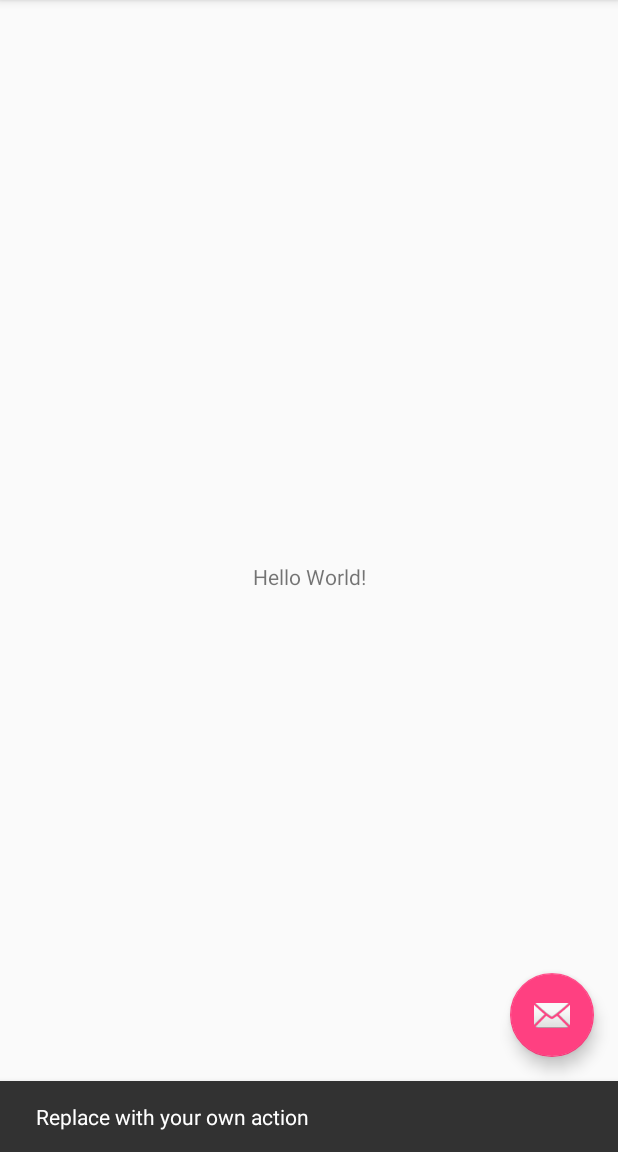
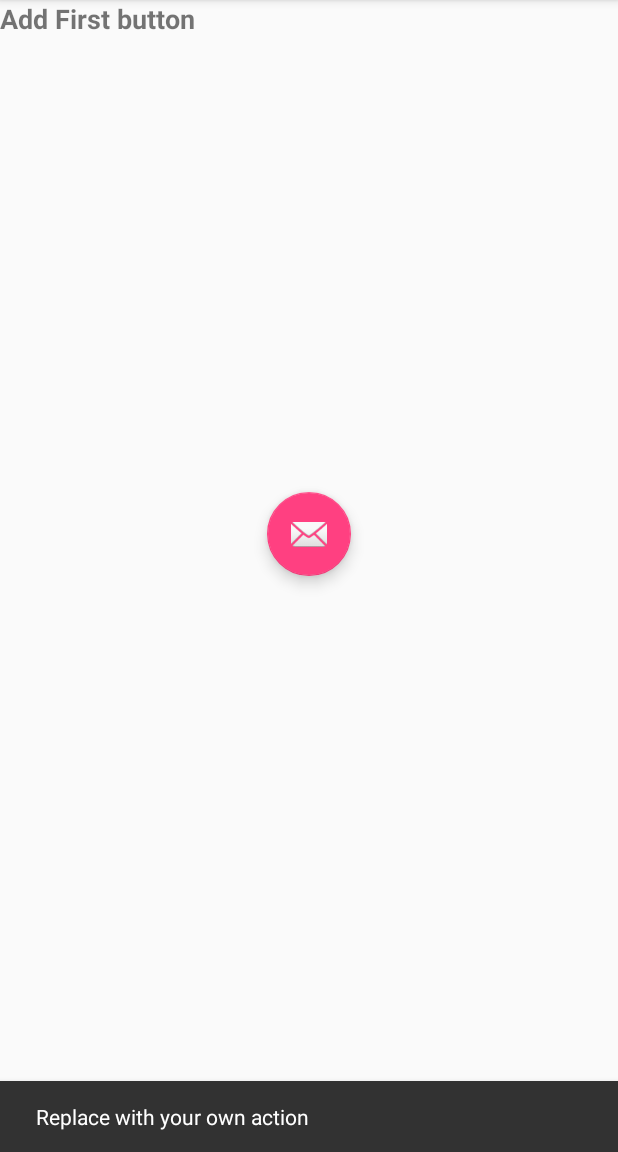
Before and after one commit to FazioD/MyGroceryList, an Android app: the screen it shows after launch (MainActivity), after a tap on an icon or button, on a phone screen of 412 x 824 dp, the part 84-1236 px from its top. Run offline under Robolectric (Android 15) with nearby library versions, the phone set to English and light mode, and no system bars.

Commit message:
added new textView, popup.xml file, and button with some stylization

```diff
--- a/app/build.gradle
+++ b/app/build.gradle
@@ -26,4 +26,5 @@ dependencies {
     testImplementation 'junit:junit:4.12'
     androidTestImplementation 'com.android.support.test:runner:1.0.2'
     androidTestImplementation 'com.android.support.test.espresso:espresso-core:3.0.2'
+    implementation 'com.android.support:cardview-v7:27.1.1'
 }
--- a/app/src/main/AndroidManifest.xml
+++ b/app/src/main/AndroidManifest.xml
@@ -10,7 +10,7 @@
         android:supportsRtl="true"
         android:theme="@style/AppTheme">
         <activity
-            android:name=".MainActivity"
+            android:name=".Activities.MainActivity"
             android:label="@string/app_name"
             android:theme="@style/AppTheme.NoActionBar">
             <intent-filter>
--- a/app/src/main/java/com/example/david_android/mygrocerylist/mygrocerylist/MainActivity.java
+++ b/app/src/main/java/com/example/david_android/mygrocerylist/mygrocerylist/Activities/MainActivity.java
@@ -1,4 +1,4 @@
-package com.example.david_android.mygrocerylist.mygrocerylist;
+package com.example.david_android.mygrocerylist.mygrocerylist.Activities;
 
 import android.os.Bundle;
 import android.support.design.widget.FloatingActionButton;
@@ -8,6 +8,8 @@ import android.support.v7.widget.Toolbar;
 import android.view.View;
 import android.view.Menu;
 import android.view.MenuItem;
+
+import com.example.david_android.mygrocerylist.mygrocerylist.R;
 
 public class MainActivity extends AppCompatActivity {
 
--- a/app/src/main/res/layout/activity_main.xml
+++ b/app/src/main/res/layout/activity_main.xml
@@ -4,7 +4,7 @@
     xmlns:tools="http://schemas.android.com/tools"
     android:layout_width="match_parent"
     android:layout_height="match_parent"
-    tools:context=".MainActivity">
+    tools:context=".Activities.MainActivity">
 
     <android.support.design.widget.AppBarLayout
         android:layout_width="match_parent"
@@ -26,8 +26,14 @@
         android:id="@+id/fab"
         android:layout_width="wrap_content"
         android:layout_height="wrap_content"
-        android:layout_gravity="bottom|end"
+        android:layout_gravity="center"
         android:layout_margin="@dimen/fab_margin"
         app:srcCompat="@android:drawable/ic_dialog_email" />
 
+    <TextView
+        android:id="@+id/textView"
+        android:layout_width="match_parent"
+        android:layout_height="wrap_content"
+        android:text="TextView" />
+
 </android.support.design.widget.CoordinatorLayout>
--- a/app/src/main/res/layout/content_main.xml
+++ b/app/src/main/res/layout/content_main.xml
@@ -5,16 +5,16 @@
     android:layout_width="match_parent"
     android:layout_height="match_parent"
     app:layout_behavior="@string/appbar_scrolling_view_behavior"
-    tools:context=".MainActivity"
+    tools:context=".Activities.MainActivity"
     tools:showIn="@layout/activity_main">
 
     <TextView
+        android:id="@+id/textView"
         android:layout_width="wrap_content"
         android:layout_height="wrap_content"
-        android:text="Hello World!"
-        app:layout_constraintBottom_toBottomOf="parent"
-        app:layout_constraintLeft_toLeftOf="parent"
-        app:layout_constraintRight_toRightOf="parent"
-        app:layout_constraintTop_toTopOf="parent" />
-
+        android:text="Add First button"
+        android:textSize="18sp"
+        android:textStyle="bold"
+        tools:layout_editor_absoluteX="128dp"
+        tools:layout_editor_absoluteY="267dp" />
 </android.support.constraint.ConstraintLayout>
--- a/app/src/main/res/menu/menu_main.xml
+++ b/app/src/main/res/menu/menu_main.xml
@@ -1,7 +1,7 @@
 <menu xmlns:android="http://schemas.android.com/apk/res/android"
     xmlns:app="http://schemas.android.com/apk/res-auto"
     xmlns:tools="http://schemas.android.com/tools"
-    tools:context="com.example.david_android.mygrocerylist.mygrocerylist.MainActivity">
+    tools:context="com.example.david_android.mygrocerylist.mygrocerylist.Activities.MainActivity">
     <item
         android:id="@+id/action_settings"
         android:orderInCategory="100"
--- a/app/src/main/res/values/strings.xml
+++ b/app/src/main/res/values/strings.xml
@@ -1,4 +1,8 @@
 <resources>
     <string name="app_name">MyGroceryList</string>
     <string name="action_settings">Settings</string>
+    <string name="enter_item">Enter Grocery Item</string>
+    <string name="hint_item">Enter Grocery</string>
+    <string name="quantity_hint">Quantity</string>
+    <string name="save_title">Save</string>
 </resources>
```
Also changed, not shown: app/src/main/res/layout/popup.xml (added, +57 -0 lines).
